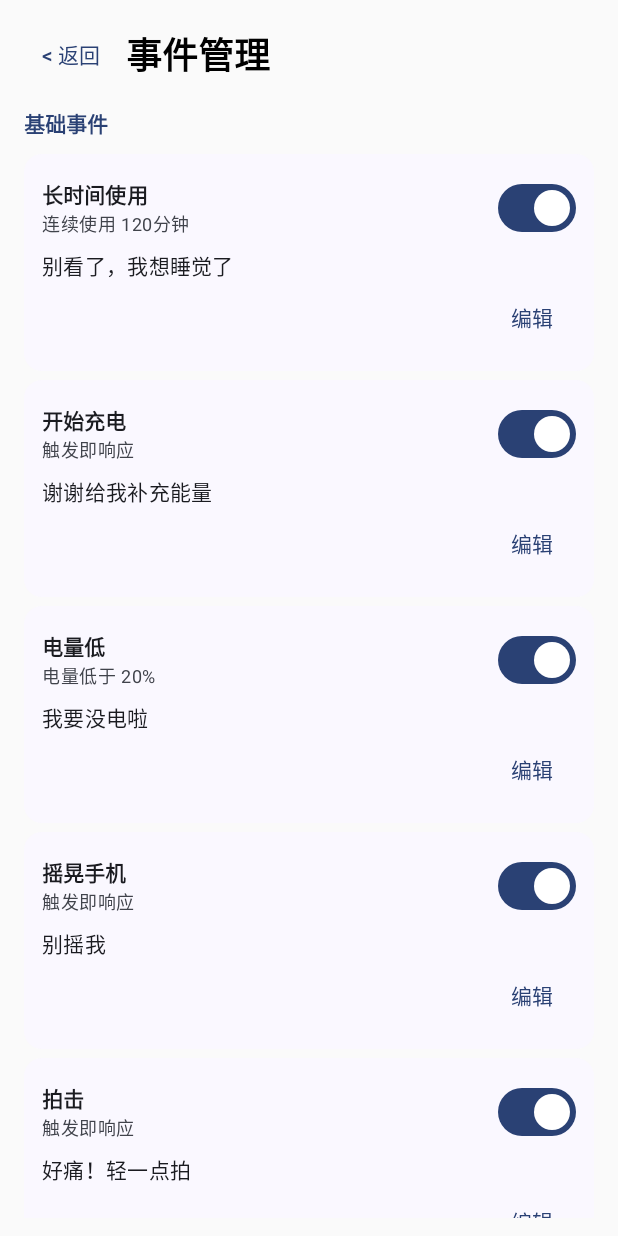
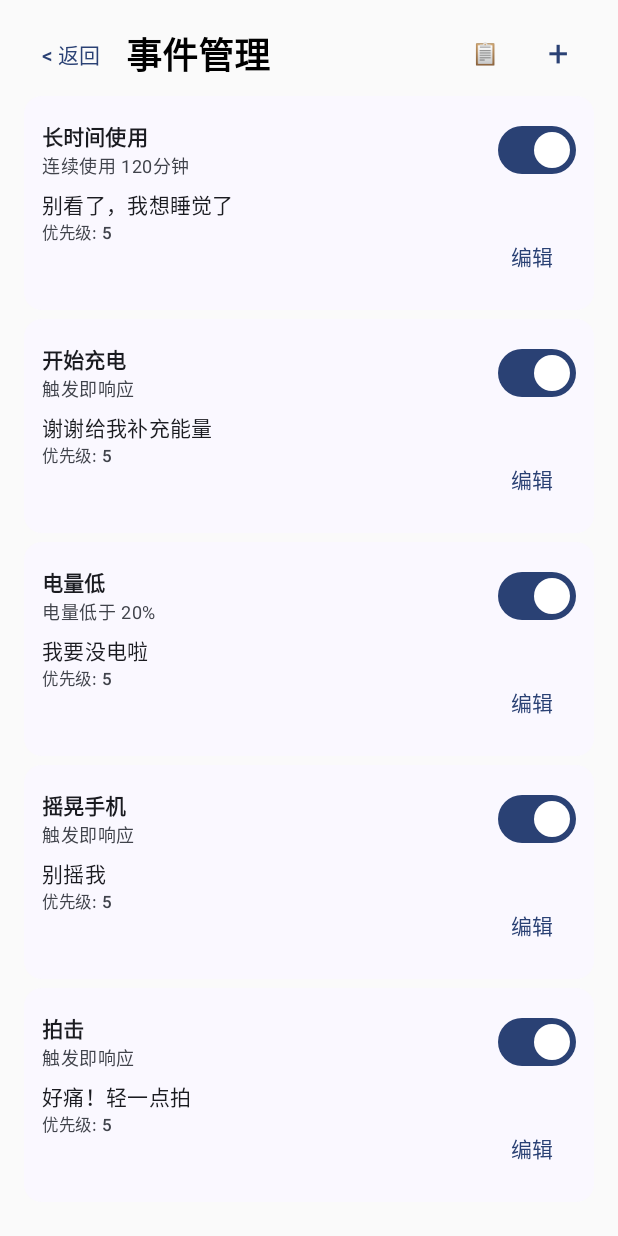
Before and after one commit to ye0619/Pat, an Android app built with Jetpack Compose: the screen it shows after launch (MainActivity), after a tap on "事件管理", on a phone screen of 412 x 824 dp. Run offline under Robolectric (Android 15) with nearby library versions, the light colour scheme and no system bars.

Commit message:
feat:对事件分类进行调整

```diff
--- a/app/src/main/java/com/example/pat/MainActivity.kt
+++ b/app/src/main/java/com/example/pat/MainActivity.kt
@@ -128,7 +128,7 @@ class MainActivity : ComponentActivity() {
                                 userRuleRepository.delete(rule.id)
                                 userRules = userRuleRepository.loadAll()
                             },
-                            onCreateRuleClick = {
+                            onCreateClick = {
                                 currentScreen = Screen.RuleBuilder(null)
                             },
                             onBack = { currentScreen = Screen.Home },
--- a/app/src/main/java/com/example/pat/data/EventConfigRepository.kt
+++ b/app/src/main/java/com/example/pat/data/EventConfigRepository.kt
@@ -111,6 +111,7 @@ class EventConfigRepository(
                 put("presetId", config.presetId)
                 put("notificationEnabled", config.notificationEnabled)
                 put("minIntervalMinutes", config.minIntervalMinutes)
+                put("priority", config.priority)
                 put("vibrationEnabled", config.vibrationEnabled)
                 put("soundEnabled", config.soundEnabled)
                 put("showHeadsUp", config.showHeadsUp)
@@ -141,6 +142,7 @@ class EventConfigRepository(
                     presetId = obj.optString("presetId", ""),
                     notificationEnabled = obj.optBoolean("notificationEnabled", true),
                     minIntervalMinutes = obj.optInt("minIntervalMinutes", 10),
+                    priority = obj.optInt("priority", 5),
                     // optBoolean 对不存在的 key 返回 false，新字段需手动处理默认值
                     vibrationEnabled = if (obj.has("vibrationEnabled"))
                         obj.optBoolean("vibrationEnabled") else false,
--- a/app/src/main/java/com/example/pat/model/EventConfig.kt
+++ b/app/src/main/java/com/example/pat/model/EventConfig.kt
@@ -26,6 +26,8 @@ data class EventConfig(
     val presetId: String = "",
     val notificationEnabled: Boolean = true,
     val minIntervalMinutes: Int = 10,
+    /** 优先级（1-10，数字越大越高） */
+    val priority: Int = 5,
     /** 通知时是否震动（默认关闭） */
     val vibrationEnabled: Boolean = false,
     /** 通知时是否播放系统通知音效（默认关闭） */
--- a/app/src/main/java/com/example/pat/ui/EventListScreen.kt
+++ b/app/src/main/java/com/example/pat/ui/EventListScreen.kt
@@ -4,7 +4,7 @@ import androidx.compose.foundation.layout.*
 import androidx.compose.foundation.lazy.LazyColumn
 import androidx.compose.foundation.lazy.items
 import androidx.compose.material3.*
-import androidx.compose.runtime.Composable
+import androidx.compose.runtime.*
 import androidx.compose.ui.Alignment
 import androidx.compose.ui.Modifier
 import androidx.compose.ui.text.font.FontWeight
@@ -17,7 +17,7 @@ import com.example.pat.model.ReactionPreset
 import com.example.pat.model.UserRule
 
 /**
- * 事件管理列表页 —— 统一展示基础事件规则 + 用户自定义规则。
+ * 统一事件管理列表 — 基础事件 + 自定义规则混合显示。
  */
 @Composable
 fun EventListScreen(
@@ -29,10 +29,44 @@ fun EventListScreen(
     onEditClick: (EventType) -> Unit,
     onEditRuleClick: (UserRule) -> Unit,
     onDeleteRuleClick: (UserRule) -> Unit,
-    onCreateRuleClick: () -> Unit,
+    onCreateClick: () -> Unit,
     onBack: () -> Unit,
     modifier: Modifier = Modifier
 ) {
+    var sortByPriority by remember { mutableStateOf(false) }
+
+    // 统一列表项
+    val items: List<Any> = remember(configs, userRules, sortByPriority) {
+        val all = mutableListOf<Any>()
+        all.addAll(configs)
+        all.addAll(userRules)
+        if (sortByPriority) {
+            all.sortByDescending {
+                when (it) {
+                    is EventConfig -> it.priority
+                    is UserRule -> it.priority
+                    else -> 0
+                }
+            }
+        } else {
+            // 默认排序：基础事件按类型顺序，自定义规则按名称
+            all.sortWith(compareBy<Any> {
+                when (it) {
+                    is EventConfig -> 0  // basic first
+                    is UserRule -> 1     // custom after
+                    else -> 2
+                }
+            }.thenBy {
+                when (it) {
+                    is EventConfig -> it.eventType.ordinal
+                    is UserRule -> it.name
+                    else -> ""
+                }
+            })
+        }
+        all
+    }
+
     Column(
         modifier = modifier
             .fillMaxSize()
@@ -44,216 +78,117 @@ fun EventListScreen(
             verticalAlignment = Alignment.CenterVertically
         ) {
             TextButton(onClick = onBack) { Text("< 返回") }
-            Spacer(modifier = Modifier.width(4.dp))
-            Text(
-                text = "事件管理",
-                style = MaterialTheme.typography.headlineSmall,
-                fontWeight = FontWeight.Bold,
-                modifier = Modifier.weight(1f)
-            )
+            Spacer(Modifier.width(4.dp))
+            Text("事件管理", style = MaterialTheme.typography.headlineSmall,
+                fontWeight = FontWeight.Bold, modifier = Modifier.weight(1f))
+            // 排序切换
+            IconButton(onClick = { sortByPriority = !sortByPriority }) {
+                Text(if (sortByPriority) "🔢" else "📋", style = MaterialTheme.typography.titleSmall)
+            }
+            // 新建按钮
+            IconButton(onClick = onCreateClick) {
+                Text("+", style = MaterialTheme.typography.headlineSmall,
+                    color = MaterialTheme.colorScheme.primary)
+            }
         }
 
-        Spacer(modifier = Modifier.height(8.dp))
+        Spacer(Modifier.height(4.dp))
 
         LazyColumn(verticalArrangement = Arrangement.spacedBy(6.dp)) {
-            // ── 基础事件 ──
-            item {
-                Text(
-                    text = "基础事件",
-                    style = MaterialTheme.typography.titleSmall,
-                    fontWeight = FontWeight.Bold,
-                    color = MaterialTheme.colorScheme.primary,
-                    modifier = Modifier.padding(vertical = 4.dp)
-                )
-            }
-
-            items(configs) { config ->
-                val preset = config.presetId.let { id ->
-                    if (id.isNotBlank()) presetRepository?.getById(id) else null
-                }
-                EventConfigCard(
-                    config = config,
-                    preset = preset,
-                    onToggleEnabled = { onToggleEnabled(config.copy(enabled = it)) },
-                    onEditClick = { onEditClick(config.eventType) }
-                )
-            }
-
-            // ── 自定义规则 ──
-            item {
-                Spacer(modifier = Modifier.height(8.dp))
-                Row(
-                    modifier = Modifier.fillMaxWidth(),
-                    verticalAlignment = Alignment.CenterVertically
-                ) {
-                    Text(
-                        text = "自定义规则",
-                        style = MaterialTheme.typography.titleSmall,
-                        fontWeight = FontWeight.Bold,
-                        color = MaterialTheme.colorScheme.primary,
-                        modifier = Modifier.weight(1f)
-                    )
-                    TextButton(onClick = onCreateRuleClick) {
-                        Text("+ 新建")
+            items(items.size) { index ->
+                val item = items[index]
+                when (item) {
+                    is EventConfig -> {
+                        val preset = item.presetId.let { id ->
+                            if (id.isNotBlank()) presetRepository?.getById(id) else null
+                        }
+                        EventCard(
+                            name = EventConfig.displayName(item.eventType),
+                            subtitle = when (item.eventType) {
+                                EventType.SCREEN_LONG_USAGE -> "连续使用 ${item.threshold}分钟"
+                                EventType.LOW_BATTERY -> "电量低于 ${item.threshold}%"
+                                else -> "触发即响应"
+                            },
+                            feedback = preset?.text ?: EventConfig.defaultText(item.eventType),
+                            priority = item.priority,
+                            enabled = item.enabled,
+                            isBasic = true,
+                            onToggleEnabled = { onToggleEnabled(item.copy(enabled = it)) },
+                            onEdit = { onEditClick(item.eventType) },
+                            onDelete = null
+                        )
+                    }
+                    is UserRule -> {
+                        EventCard(
+                            name = item.name,
+                            subtitle = item.conditionSummary,
+                            feedback = item.reactionText.ifBlank { "（无自定义文本）" },
+                            priority = item.priority,
+                            enabled = item.enabled,
+                            isBasic = false,
+                            onToggleEnabled = { onToggleRuleEnabled(item.copy(enabled = it)) },
+                            onEdit = { onEditRuleClick(item) },
+                            onDelete = { onDeleteRuleClick(item) }
+                        )
                     }
                 }
             }
-
-            if (userRules.isEmpty()) {
-                item {
-                    Text(
-                        text = "暂无自定义规则，点击「+ 新建」创建",
-                        style = MaterialTheme.typography.bodySmall,
-                        color = MaterialTheme.colorScheme.onSurfaceVariant,
-                        modifier = Modifier.padding(8.dp)
-                    )
-                }
-            }
-
-            items(userRules) { rule ->
-                UserRuleCard(
-                    rule = rule,
-                    onToggleEnabled = { onToggleRuleEnabled(rule.copy(enabled = it)) },
-                    onEditClick = { onEditRuleClick(rule) },
-                    onDeleteClick = { onDeleteRuleClick(rule) }
-                )
-            }
-
-            // 底部留白
-            item { Spacer(modifier = Modifier.height(24.dp)) }
+            item { Spacer(Modifier.height(24.dp)) }
         }
     }
 }
 
 @Composable
-private fun EventConfigCard(
-    config: EventConfig,
-    preset: ReactionPreset?,
+private fun EventCard(
+    name: String,
+    subtitle: String,
+    feedback: String,
+    priority: Int,
+    enabled: Boolean,
+    isBasic: Boolean,
     onToggleEnabled: (Boolean) -> Unit,
-    onEditClick: () -> Unit
+    onEdit: () -> Unit,
+    onDelete: (() -> Unit)?
 ) {
     Card(
         modifier = Modifier.fillMaxWidth(),
         colors = CardDefaults.cardColors(
-            containerColor = if (config.enabled)
-                MaterialTheme.colorScheme.surface
-            else
-                MaterialTheme.colorScheme.surfaceVariant
+            containerColor = if (enabled) MaterialTheme.colorScheme.surface
+            else MaterialTheme.colorScheme.surfaceVariant
         )
     ) {
-        Column(modifier = Modifier.padding(12.dp)) {
-            Row(
-                modifier = Modifier.fillMaxWidth(),
-                verticalAlignment = Alignment.CenterVertically
-            ) {
-                Column(modifier = Modifier.weight(1f)) {
-                    Text(
-                        text = EventConfig.displayName(config.eventType),
-                        style = MaterialTheme.typography.titleSmall,
-                        fontWeight = FontWeight.SemiBold
-                    )
-                    val conditionText = when (config.eventType) {
-                        EventType.SCREEN_LONG_USAGE -> "连续使用 ${config.threshold}分钟"
-                        EventType.LOW_BATTERY -> "电量低于 ${config.threshold}%"
-                        else -> "触发即响应"
+        Column(Modifier.padding(12.dp)) {
+            Row(Modifier.fillMaxWidth(), verticalAlignment = Alignment.CenterVertically) {
+                Column(Modifier.weight(1f)) {
+                    Row(verticalAlignment = Alignment.CenterVertically) {
+                        Text(name, style = MaterialTheme.typography.titleSmall, fontWeight = FontWeight.SemiBold)
+                        if (!isBasic) {
+                            Spacer(Modifier.width(4.dp))
+                            Text("自定义", style = MaterialTheme.typography.labelSmall,
+                                color = MaterialTheme.colorScheme.primary)
+                        }
                     }
-                    Text(
-                        text = conditionText,
-                        style = MaterialTheme.typography.bodySmall,
-                        color = MaterialTheme.colorScheme.onSurfaceVariant
-                    )
+                    Text(subtitle, style = MaterialTheme.typography.bodySmall,
+                        color = MaterialTheme.colorScheme.onSurfaceVariant)
                 }
-                Switch(checked = config.enabled, onCheckedChange = onToggleEnabled)
+                Switch(checked = enabled, onCheckedChange = onToggleEnabled)
             }
-
-            // 反馈信息
-            val text = preset?.text ?: EventConfig.defaultText(config.eventType)
-            if (text.isNotBlank()) {
-                Text(
-                    text = text,
-                    style = MaterialTheme.typography.bodyMedium,
-                    maxLines = 1,
-                    overflow = TextOverflow.Ellipsis,
-                    modifier = Modifier.padding(top = 4.dp)
-                )
+            if (feedback.isNotBlank()) {
+                Text(feedback, style = MaterialTheme.typography.bodyMedium, maxLines = 1,
+                    overflow = TextOverflow.Ellipsis, modifier = Modifier.padding(top = 2.dp))
             }
-
-            Row(
-                modifier = Modifier.fillMaxWidth(),
-                horizontalArrangement = Arrangement.End
-            ) {
-                TextButton(onClick = onEditClick) { Text("编辑") }
-            }
-        }
-    }
-}
-
-@Composable
-private fun UserRuleCard(
-    rule: UserRule,
-    onToggleEnabled: (Boolean) -> Unit,
-    onEditClick: () -> Unit,
-    onDeleteClick: () -> Unit
-) {
-    Card(
-        modifier = Modifier.fillMaxWidth(),
-        colors = CardDefaults.cardColors(
-            containerColor = if (rule.enabled)
-                MaterialTheme.colorScheme.secondaryContainer
-            else
-                MaterialTheme.colorScheme.surfaceVariant
-        )
-    ) {
-        Column(modifier = Modifier.padding(12.dp)) {
-            Row(
-                modifier = Modifier.fillMaxWidth(),
-                verticalAlignment = Alignment.CenterVertically
-            ) {
-                Column(modifier = Modifier.weight(1f)) {
-                    Text(
-                        text = rule.name,
-                        style = MaterialTheme.typography.titleSmall,
-                        fontWeight = FontWeight.SemiBold
-                    )
-                    Text(
-                        text = rule.conditionSummary,
-                        style = MaterialTheme.typography.bodySmall,
-                        color = MaterialTheme.colorScheme.onSecondaryContainer,
-                        maxLines = 2,
-                        overflow = TextOverflow.Ellipsis
-                    )
-                }
-                Switch(checked = rule.enabled, onCheckedChange = onToggleEnabled)
-            }
-
-            // 反馈
-            if (rule.reactionText.isNotBlank()) {
-                Text(
-                    text = rule.reactionText,
-                    style = MaterialTheme.typography.bodyMedium,
-                    maxLines = 1,
-                    overflow = TextOverflow.Ellipsis,
-                    modifier = Modifier.padding(top = 2.dp)
-                )
-            }
-
-            Row(
-                modifier = Modifier.fillMaxWidth(),
-                horizontalArrangement = Arrangement.SpaceBetween
-            ) {
-                Text(
-                    text = "${rule.timeWindowMs / 1000}秒 · 优先级${rule.priority}",
-                    style = MaterialTheme.typography.labelSmall,
-                    color = MaterialTheme.colorScheme.onSurfaceVariant
-                )
+            Row(Modifier.fillMaxWidth(), horizontalArrangement = Arrangement.SpaceBetween) {
+                Text("优先级: $priority", style = MaterialTheme.typography.labelSmall,
+                    color = MaterialTheme.colorScheme.onSurfaceVariant)
                 Row {
-                    TextButton(onClick = onEditClick) { Text("编辑") }
-                    TextButton(
-                        onClick = onDeleteClick,
-                        colors = ButtonDefaults.textButtonColors(
-                            contentColor = MaterialTheme.colorScheme.error
-                        )
-                    ) { Text("删除") }
+                    TextButton(onClick = onEdit) { Text("编辑") }
+                    if (onDelete != null) {
+                        TextButton(onClick = onDelete,
+                            colors = ButtonDefaults.textButtonColors(
+                                contentColor = MaterialTheme.colorScheme.error
+                            )
+                        ) { Text("删除") }
+                    }
                 }
             }
         }
```
Also changed, not shown: app/src/main/java/com/example/pat/ui/EditEventScreen.kt (+6 -58 lines).
